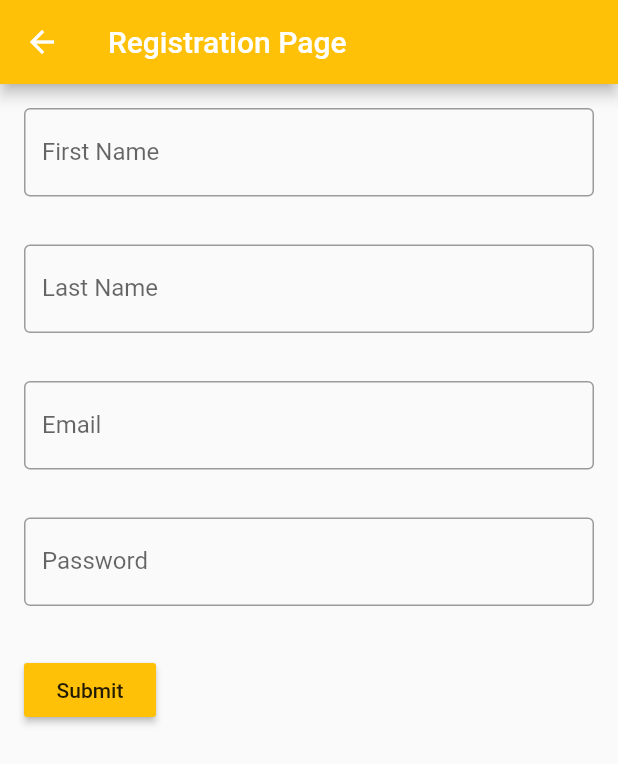
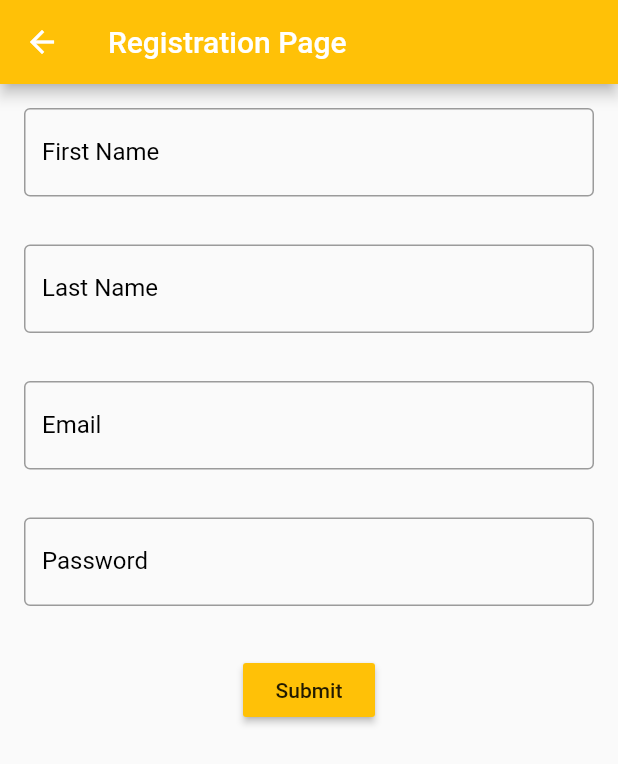
Before and after one commit to Pavan2601/SummerInternship, a Flutter app: the screen it shows after launch, after a tap on "New User? Create account", on a phone screen of 412 x 824 dp. Shown: the top 764 px of the screen. Run offline on Flutter 3.47's test engine with Material 2 defaults, Android fonts, the phone set to English and light mode, and no system bars; our stand-ins replace date_format, firebase_auth, firebase_core, flutter_custom_clippers, flutter_svg, font_awesome_flutter and 3 more; missing offline and left inert: barcode_scan_fix, flutter_material_pickers; accounts and stored records are empty; network calls fail; project files that could hold a hidden picture were left out.

Commit message:
Vendor Authentication Done

```diff
--- a/vendor_app/lib/screens/authenticate/Register.dart
+++ b/vendor_app/lib/screens/authenticate/Register.dart
@@ -40,8 +40,13 @@ class _RegisterPageState extends State<RegisterPage> {
                 child: TextFormField(
                   // The validator receives the text that the user has entered.
                   controller: firstName,
+                  cursorColor: Colors.black,
                   decoration: InputDecoration(
-                      labelText: 'First Name', border: OutlineInputBorder()),
+                      labelText: 'First Name',
+                      labelStyle: TextStyle(color: Colors.black),
+                      border: OutlineInputBorder(),
+                      focusedBorder: OutlineInputBorder(
+                          borderSide: BorderSide(color: Colors.black))),
                   validator: (value) {
                     if (value == null || value.isEmpty) {
                       return 'Please enter some text';
@@ -54,9 +59,14 @@ class _RegisterPageState extends State<RegisterPage> {
                 padding: const EdgeInsets.all(16.0),
                 child: TextFormField(
                   controller: lastName,
+                  cursorColor: Colors.black,
                   // The validator receives the text that the user has entered.
                   decoration: InputDecoration(
-                      labelText: 'Last Name', border: OutlineInputBorder()),
+                      labelText: 'Last Name',
+                      labelStyle: TextStyle(color: Colors.black),
+                      border: OutlineInputBorder(),
+                      focusedBorder: OutlineInputBorder(
+                          borderSide: BorderSide(color: Colors.black))),
                   validator: (value) {
                     if (value == null || value.isEmpty) {
                       return 'Please enter some text';
@@ -69,9 +79,15 @@ class _RegisterPageState extends State<RegisterPage> {
                 padding: const EdgeInsets.all(16.0),
                 child: TextFormField(
                   controller: email,
+                  cursorColor: Colors.black,
                   // The validator receives the text that the user has entered.
                   decoration: InputDecoration(
-                      labelText: 'Email', border: OutlineInputBorder()),
+                      labelText: 'Email',
+                      labelStyle: TextStyle(color: Colors.black),
+                      border: OutlineInputBorder(),
+                      focusedBorder: OutlineInputBorder(
+                          borderSide: BorderSide(color: Colors.black))),
+
                   validator: (value) {
                     if (value == null || value.isEmpty) {
                       return 'Please enter valid Email';
@@ -84,9 +100,15 @@ class _RegisterPageState extends State<RegisterPage> {
                 padding: const EdgeInsets.all(16.0),
                 child: TextFormField(
                   controller: password,
+                  cursorColor: Colors.black,
                   // The validator receives the text that the user has entered.
                   decoration: InputDecoration(
-                      labelText: 'Password', border: OutlineInputBorder()),
+                      labelText: 'Password',
+                      labelStyle: TextStyle(color: Colors.black),
+                      border: OutlineInputBorder(),
+                      focusedBorder: OutlineInputBorder(
+                          borderSide: BorderSide(color: Colors.black))),
+
                   validator: (value) {
                     if (value == null || value.length < 6) {
                       return 'Please enter password with more than 6 character';
@@ -95,7 +117,8 @@ class _RegisterPageState extends State<RegisterPage> {
                   },
                 ),
               ),
-              Padding(
+              Center(
+                child: Padding(
                   padding: const EdgeInsets.all(16.0),
                   child: RaisedButton(
                     color: Colors.amber,
@@ -119,6 +142,7 @@ class _RegisterPageState extends State<RegisterPage> {
                     child: Text('Submit'),
                   ),
                 ),
+              ),
               Text(Error)
             ],
           ),
--- a/vendor_app/lib/screens/authenticate/login.dart
+++ b/vendor_app/lib/screens/authenticate/login.dart
@@ -2,6 +2,7 @@ import 'package:flutter/material.dart';
 import 'package:vendor_app/screens/home/ServiceProvider.dart';
 import 'package:vendor_app/screens/home/VendorHomePage.dart';
 import 'package:vendor_app/screens/authenticate/Register.dart';
+import 'package:font_awesome_flutter/font_awesome_flutter.dart';
 import '../../services/auth.dart';
 
 enum SingingCharacter { vendor, service_Provider }
@@ -36,29 +37,31 @@ class _LoginPage extends State<LoginPage> {
         ),
       ),
       body: SingleChildScrollView(
-        child: Column(children: <Widget>[
-          Form(
+        child: Column(children: [
+          IconButton(
+            icon: FaIcon(FontAwesomeIcons.userAlt),
+            iconSize: 100,
+            onPressed: () {},
+          ),
+          Container(
+            child: Form(
                 key: formKey,
                 child: Column(
                   children: [
-                  Container(
-                    child: Center(
-                      child: Image.asset(
-                        'assets/images/login.jpg',
-                        width: 150,
-                        height: 150,
-                      ),
-                    ),
-                  ),
                     Padding(
                       padding: EdgeInsets.symmetric(vertical: 10),
                     ),
                     Padding(
                       padding: const EdgeInsets.all(16.0),
                       child: TextFormField(
+                        cursorColor: Colors.black,
                         // The validator receives the text that the user has entered.
                         decoration: InputDecoration(
-                          labelText: 'User Name', border: OutlineInputBorder()),
+                            labelText: 'User Name',
+                            labelStyle: TextStyle(color: Colors.black),
+                            border: OutlineInputBorder(),
+                            focusedBorder: OutlineInputBorder(
+                                borderSide: BorderSide(color: Colors.black))),
                         validator: (value) {
                           if (value == null || value.isEmpty) {
                             return 'Please enter some text';
@@ -70,11 +73,14 @@ class _LoginPage extends State<LoginPage> {
                     Padding(
                       padding: const EdgeInsets.all(16.0),
                       child: TextFormField(
+                        cursorColor: Colors.black,
                         // The validator receives the text that the user has entered.
                         decoration: InputDecoration(
                             labelText: 'Password',
+                            labelStyle: TextStyle(color: Colors.black),
                             border: OutlineInputBorder(),
-                      ),
+                            focusedBorder: OutlineInputBorder(
+                                borderSide: BorderSide(color: Colors.black))),
                         validator: (value) {
                           if (value == null || value.isEmpty) {
                             return 'Please enter some text';
@@ -177,7 +183,8 @@ class _LoginPage extends State<LoginPage> {
                       ),
                     ),
                   ],
-              ))
+                )),
+          )
         ]),
       ),
     );
--- a/vendor_app/pubspec.yaml
+++ b/vendor_app/pubspec.yaml
@@ -34,6 +34,7 @@ dependencies:
   cloud_firestore: ^2.4.0
   firebase_core: ^1.4.0
   provider: ^5.0.0
+  font_awesome_flutter: ^9.1.0
 
 dev_dependencies:
   flutter_test:
```
Also changed, not shown: vendor_app/pubspec.lock. Lines whose indentation alone changed are shown as unchanged.
